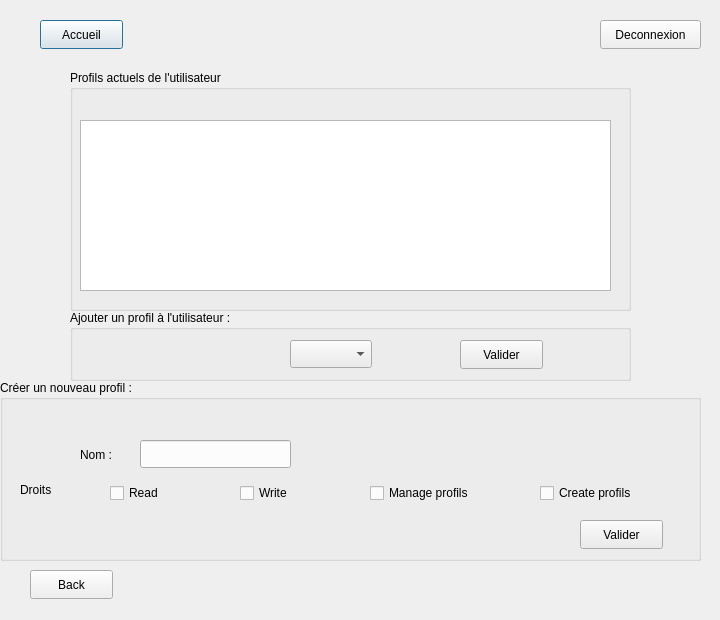
Qt form profils_manager.ui (HenriSalard/QT_TP1) before a commit.
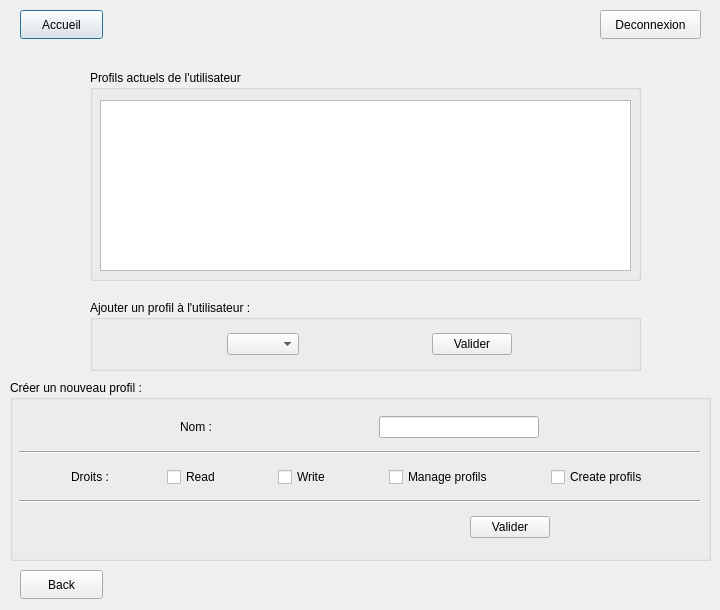
The same form after that commit.

Commit message: Ajout d'un tout nouveau profil

What changed in the file:
```diff
--- a/profils_manager.ui
+++ b/profils_manager.ui
@@ -7,7 +7,7 @@
     <x>0</x>
     <y>0</y>
     <width>720</width>
-    <height>620</height>
+    <height>610</height>
    </rect>
   </property>
   <property name="windowTitle">
@@ -16,8 +16,8 @@
   <widget class="QPushButton" name="accueilButton">
    <property name="geometry">
     <rect>
-     <x>40</x>
-     <y>20</y>
+     <x>20</x>
+     <y>10</y>
      <width>83</width>
      <height>29</height>
     </rect>
@@ -30,7 +30,7 @@
    <property name="geometry">
     <rect>
      <x>600</x>
-     <y>20</y>
+     <y>10</y>
      <width>101</width>
      <height>29</height>
     </rect>
@@ -42,7 +42,7 @@
   <widget class="QPushButton" name="backButton">
    <property name="geometry">
     <rect>
-     <x>30</x>
+     <x>20</x>
      <y>570</y>
      <width>83</width>
      <height>29</height>
@@ -52,137 +52,13 @@
     <string>Back</string>
    </property>
   </widget>
-  <widget class="QComboBox" name="comboBox">
-   <property name="geometry">
-    <rect>
-     <x>290</x>
-     <y>340</y>
-     <width>82</width>
-     <height>28</height>
-    </rect>
-   </property>
-  </widget>
-  <widget class="QPushButton" name="changeButton">
-   <property name="geometry">
-    <rect>
-     <x>460</x>
-     <y>340</y>
-     <width>83</width>
-     <height>29</height>
-    </rect>
-   </property>
-   <property name="text">
-    <string>Valider</string>
-   </property>
-  </widget>
-  <widget class="QCheckBox" name="createCB">
-   <property name="geometry">
-    <rect>
-     <x>540</x>
-     <y>480</y>
-     <width>131</width>
-     <height>26</height>
-    </rect>
-   </property>
-   <property name="text">
-    <string>Create profils</string>
-   </property>
-  </widget>
-  <widget class="QCheckBox" name="manageCB">
-   <property name="geometry">
-    <rect>
-     <x>370</x>
-     <y>480</y>
-     <width>131</width>
-     <height>26</height>
-    </rect>
-   </property>
-   <property name="text">
-    <string>Manage profils</string>
-   </property>
-  </widget>
-  <widget class="QCheckBox" name="readCB">
-   <property name="geometry">
-    <rect>
-     <x>110</x>
-     <y>480</y>
-     <width>93</width>
-     <height>26</height>
-    </rect>
-   </property>
-   <property name="text">
-    <string>Read</string>
-   </property>
-  </widget>
-  <widget class="QCheckBox" name="writeCB">
-   <property name="geometry">
-    <rect>
-     <x>240</x>
-     <y>480</y>
-     <width>93</width>
-     <height>26</height>
-    </rect>
-   </property>
-   <property name="text">
-    <string>Write</string>
-   </property>
-  </widget>
-  <widget class="QPushButton" name="newButton">
-   <property name="geometry">
-    <rect>
-     <x>580</x>
-     <y>520</y>
-     <width>83</width>
-     <height>29</height>
-    </rect>
-   </property>
-   <property name="text">
-    <string>Valider</string>
-   </property>
-  </widget>
-  <widget class="QLabel" name="label_4">
-   <property name="geometry">
-    <rect>
-     <x>80</x>
-     <y>445</y>
-     <width>63</width>
-     <height>20</height>
-    </rect>
-   </property>
-   <property name="text">
-    <string>Nom :</string>
-   </property>
-  </widget>
-  <widget class="QLineEdit" name="nameEdit">
-   <property name="geometry">
-    <rect>
-     <x>140</x>
-     <y>440</y>
-     <width>151</width>
-     <height>28</height>
-    </rect>
-   </property>
-  </widget>
-  <widget class="QLabel" name="label_5">
-   <property name="geometry">
-    <rect>
-     <x>20</x>
-     <y>480</y>
-     <width>63</width>
-     <height>20</height>
-    </rect>
-   </property>
-   <property name="text">
-    <string>Droits</string>
-   </property>
-  </widget>
   <widget class="QGroupBox" name="groupBox">
    <property name="geometry">
     <rect>
-     <x>70</x>
+     <x>90</x>
      <y>70</y>
-     <width>561</width>
-     <height>241</height>
+     <width>551</width>
+     <height>211</height>
     </rect>
    </property>
    <property name="title">
@@ -192,7 +68,7 @@
     <property name="geometry">
      <rect>
       <x>10</x>
-      <y>50</y>
+      <y>30</y>
       <width>531</width>
       <height>171</height>
      </rect>
@@ -202,20 +78,81 @@
   <widget class="QGroupBox" name="groupBox_2">
    <property name="geometry">
     <rect>
-     <x>70</x>
-     <y>310</y>
-     <width>561</width>
+     <x>90</x>
+     <y>300</y>
+     <width>551</width>
      <height>71</height>
     </rect>
    </property>
    <property name="title">
     <string>Ajouter un profil à l'utilisateur :</string>
    </property>
+   <widget class="QWidget" name="horizontalLayoutWidget">
+    <property name="geometry">
+     <rect>
+      <x>9</x>
+      <y>29</y>
+      <width>541</width>
+      <height>31</height>
+     </rect>
+    </property>
+    <layout class="QHBoxLayout" name="horizontalLayout">
+     <item>
+      <spacer name="horizontalSpacer">
+       <property name="orientation">
+        <enum>Qt::Horizontal</enum>
+       </property>
+       <property name="sizeHint" stdset="0">
+        <size>
+         <width>40</width>
+         <height>20</height>
+        </size>
+       </property>
+      </spacer>
+     </item>
+     <item>
+      <widget class="QComboBox" name="comboBox"/>
+     </item>
+     <item>
+      <spacer name="horizontalSpacer_2">
+       <property name="orientation">
+        <enum>Qt::Horizontal</enum>
+       </property>
+       <property name="sizeHint" stdset="0">
+        <size>
+         <width>40</width>
+         <height>20</height>
+        </size>
+       </property>
+      </spacer>
+     </item>
+     <item>
+      <widget class="QPushButton" name="changeButton">
+       <property name="text">
+        <string>Valider</string>
+       </property>
+      </widget>
+     </item>
+     <item>
+      <spacer name="horizontalSpacer_3">
+       <property name="orientation">
+        <enum>Qt::Horizontal</enum>
+       </property>
+       <property name="sizeHint" stdset="0">
+        <size>
+         <width>40</width>
+         <height>20</height>
+        </size>
+       </property>
+      </spacer>
+     </item>
+    </layout>
+   </widget>
   </widget>
   <widget class="QGroupBox" name="groupBox_3">
    <property name="geometry">
     <rect>
-     <x>0</x>
+     <x>10</x>
      <y>380</y>
      <width>701</width>
      <height>181</height>
@@ -224,6 +161,265 @@
    <property name="title">
     <string>Créer un nouveau profil :</string>
    </property>
+   <widget class="QWidget" name="verticalLayoutWidget">
+    <property name="geometry">
+     <rect>
+      <x>9</x>
+      <y>29</y>
+      <width>681</width>
+      <height>141</height>
+     </rect>
+    </property>
+    <layout class="QVBoxLayout" name="verticalLayout">
+     <item>
+      <layout class="QHBoxLayout" name="horizontalLayout_2">
+       <item>
+        <spacer name="horizontalSpacer_5">
+         <property name="orientation">
+          <enum>Qt::Horizontal</enum>
+         </property>
+         <property name="sizeHint" stdset="0">
+          <size>
+           <width>40</width>
+           <height>20</height>
+          </size>
+         </property>
+        </spacer>
+       </item>
+       <item>
+        <widget class="QLabel" name="label_4">
+         <property name="text">
+          <string>Nom :</string>
+         </property>
+        </widget>
+       </item>
+       <item>
+        <spacer name="horizontalSpacer_4">
+         <property name="orientation">
+          <enum>Qt::Horizontal</enum>
+         </property>
+         <property name="sizeHint" stdset="0">
+          <size>
+           <width>40</width>
+           <height>20</height>
+          </size>
+         </property>
+        </spacer>
+       </item>
+       <item>
+        <widget class="QLineEdit" name="nameEdit"/>
+       </item>
+       <item>
+        <spacer name="horizontalSpacer_6">
+         <property name="orientation">
+          <enum>Qt::Horizontal</enum>
+         </property>
+         <property name="sizeHint" stdset="0">
+          <size>
+           <width>40</width>
+           <height>20</height>
+          </size>
+         </property>
+        </spacer>
+       </item>
+      </layout>
+     </item>
+     <item>
+      <widget class="Line" name="line">
+       <property name="orientation">
+        <enum>Qt::Horizontal</enum>
+       </property>
+      </widget>
+     </item>
+     <item>
+      <layout class="QHBoxLayout" name="horizontalLayout_3">
+       <item>
+        <spacer name="horizontalSpacer_7">
+         <property name="orientation">
+          <enum>Qt::Horizontal</enum>
+         </property>
+         <property name="sizeHint" stdset="0">
+          <size>
+           <width>40</width>
+           <height>20</height>
+          </size>
+         </property>
+        </spacer>
+       </item>
+       <item>
+        <widget class="QLabel" name="label_5">
+         <property name="text">
+          <string>Droits :</string>
+         </property>
+        </widget>
+       </item>
+       <item>
+        <spacer name="horizontalSpacer_8">
+         <property name="orientation">
+          <enum>Qt::Horizontal</enum>
+         </property>
+         <property name="sizeHint" stdset="0">
+          <size>
+           <width>40</width>
+           <height>20</height>
+          </size>
+         </property>
+        </spacer>
+       </item>
+       <item>
+        <widget class="QCheckBox" name="readCB">
+         <property name="text">
+          <string>Read</string>
+         </property>
+        </widget>
+       </item>
+       <item>
+        <spacer name="horizontalSpacer_9">
+         <property name="orientation">
+          <enum>Qt::Horizontal</enum>
+         </property>
+         <property name="sizeHint" stdset="0">
+          <size>
+           <width>40</width>
+           <height>20</height>
+          </size>
+         </property>
+        </spacer>
+       </item>
+       <item>
+        <widget class="QCheckBox" name="writeCB">
+         <property name="text">
+          <string>Write</string>
+         </property>
+        </widget>
+       </item>
+       <item>
+        <spacer name="horizontalSpacer_10">
+         <property name="orientation">
+          <enum>Qt::Horizontal</enum>
+         </property>
+         <property name="sizeHint" stdset="0">
+          <size>
+           <width>40</width>
+           <height>20</height>
+          </size>
+         </property>
+        </spacer>
+       </item>
+       <item>
+        <widget class="QCheckBox" name="manageCB">
+         <property name="text">
+          <string>Manage profils</string>
+         </property>
+        </widget>
+       </item>
+       <item>
+        <spacer name="horizontalSpacer_11">
+         <property name="orientation">
+          <enum>Qt::Horizontal</enum>
+         </property>
+         <property name="sizeHint" stdset="0">
+          <size>
+           <width>40</width>
+           <height>20</height>
+          </size>
+         </property>
+        </spacer>
+       </item>
+       <item>
+        <widget class="QCheckBox" name="createCB">
+         <property name="text">
+          <string>Create profils</string>
+         </property>
+        </widget>
+       </item>
+       <item>
+        <spacer name="horizontalSpacer_12">
+         <property name="orientation">
+          <enum>Qt::Horizontal</enum>
+         </property>
+         <property name="sizeHint" stdset="0">
+          <size>
+           <width>40</width>
+           <height>20</height>
+          </size>
+         </property>
+        </spacer>
+       </item>
+      </layout>
+     </item>
+     <item>
+      <widget class="Line" name="line_2">
+       <property name="orientation">
+        <enum>Qt::Horizontal</enum>
+       </property>
+      </widget>
+     </item>
+     <item>
+      <layout class="QHBoxLayout" name="horizontalLayout_5">
+       <item>
+        <spacer name="horizontalSpacer_13">
+         <property name="orientation">
+          <enum>Qt::Horizontal</enum>
+         </property>
+         <property name="sizeHint" stdset="0">
+          <size>
+           <width>40</width>
+           <height>20</height>
+          </size>
+         </property>
+        </spacer>
+       </item>
+       <item>
+        <spacer name="horizontalSpacer_15">
+         <property name="orientation">
+          <enum>Qt::Horizontal</enum>
+         </property>
+         <property name="sizeHint" stdset="0">
+          <size>
+           <width>40</width>
+           <height>20</height>
+          </size>
+         </property>
+        </spacer>
+       </item>
+       <item>
+        <spacer name="horizontalSpacer_16">
+         <property name="orientation">
+          <enum>Qt::Horizontal</enum>
+         </property>
+         <property name="sizeHint" stdset="0">
+          <size>
+           <width>40</width>
+           <height>20</height>
+          </size>
+         </property>
+        </spacer>
+       </item>
+       <item>
+        <widget class="QPushButton" name="newButton">
+         <property name="text">
+          <string>Valider</string>
+         </property>
+        </widget>
+       </item>
+       <item>
+        <spacer name="horizontalSpacer_14">
+         <property name="orientation">
+          <enum>Qt::Horizontal</enum>
+         </property>
+         <property name="sizeHint" stdset="0">
+          <size>
+           <width>40</width>
+           <height>20</height>
+          </size>
+         </property>
+        </spacer>
+       </item>
+      </layout>
+     </item>
+    </layout>
+   </widget>
   </widget>
  </widget>
  <resources/>
```
Left out of the diff: 6 changed lines with no effect on the pictures. The commit also changes 5 other files.
